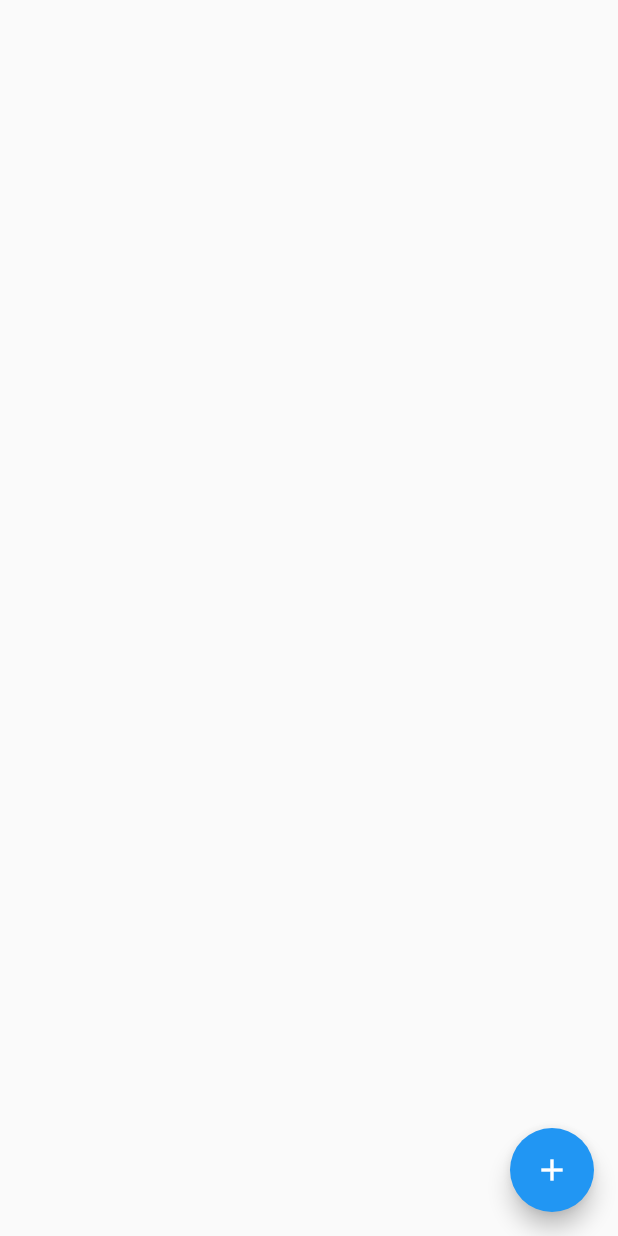
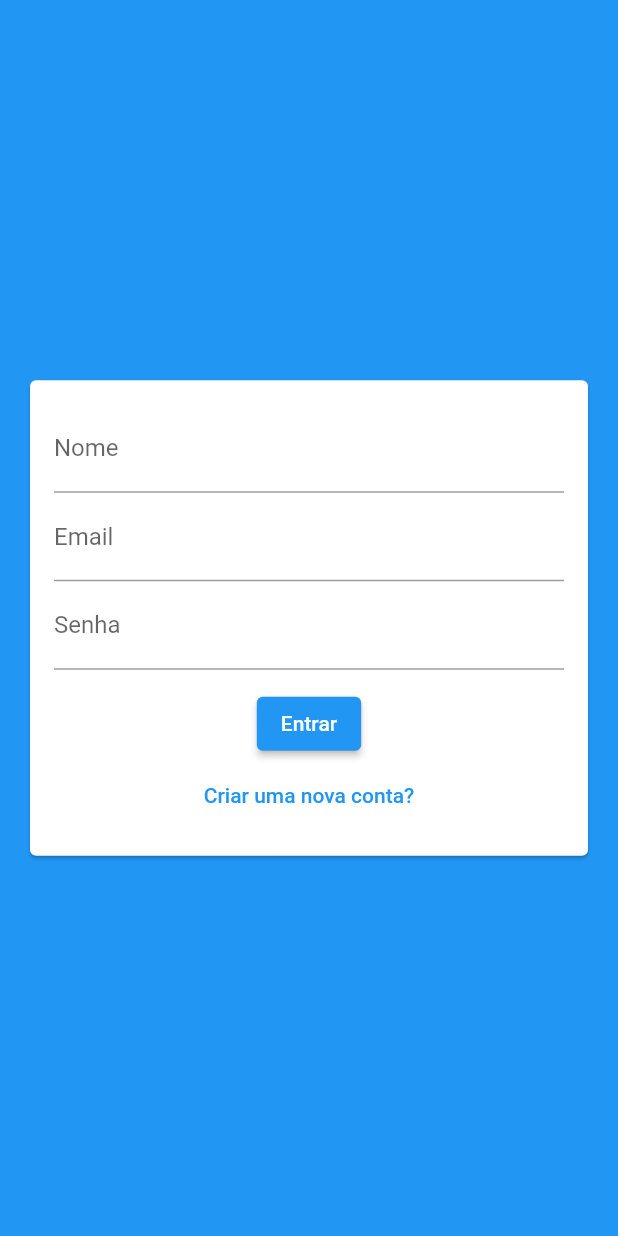
Before and after one commit to vcolofati/chat, a Flutter app: the screen it shows after launch, on a phone screen of 412 x 824 dp. Run offline on Flutter 3.47's test engine with Material 2 defaults, Android fonts, the phone set to English and light mode, and no system bars; our stand-ins replace cloud_firestore, firebase_core; accounts and stored records are empty.

Commit message:
Auth Screen

```diff
--- a/lib/main.dart
+++ b/lib/main.dart
@@ -1,3 +1,4 @@
+import 'package:chat/screens/auth_screen.dart';
 import 'package:chat/screens/chat_screen.dart';
 import 'package:firebase_core/firebase_core.dart';
 import 'package:flutter/material.dart';
@@ -17,6 +18,6 @@ class MyApp extends StatelessWidget {
         theme: ThemeData(
           primarySwatch: Colors.blue,
         ),
-        home: ChatScreen());
+        home: AuthScreen());
   }
 }
--- /dev/null
+++ b/lib/screens/auth_screen.dart
@@ -0,0 +1,17 @@
+import 'package:chat/widgets/auth_form.dart';
+import 'package:flutter/material.dart';
+
+class AuthScreen extends StatefulWidget {
+  @override
+  _AuthScreenState createState() => _AuthScreenState();
+}
+
+class _AuthScreenState extends State<AuthScreen> {
+  @override
+  Widget build(BuildContext context) {
+    return Scaffold(
+      backgroundColor: Theme.of(context).primaryColor,
+      body: AuthForm(),
+    );
+  }
+}
--- /dev/null
+++ b/lib/widgets/auth_form.dart
@@ -0,0 +1,53 @@
+import 'package:flutter/material.dart';
+
+class AuthForm extends StatefulWidget {
+  @override
+  _AuthFormState createState() => _AuthFormState();
+}
+
+class _AuthFormState extends State<AuthForm> {
+  @override
+  Widget build(BuildContext context) {
+    return Center(
+      child: Card(
+        margin: const EdgeInsets.all(20),
+        child: SingleChildScrollView(
+          child: Padding(
+            padding: const EdgeInsets.all(16),
+            child: Form(
+              child: Column(
+                children: [
+                  TextFormField(
+                    decoration: InputDecoration(
+                      labelText: 'Nome',
+                    ),
+                  ),
+                  TextFormField(
+                    decoration: InputDecoration(
+                      labelText: 'Email',
+                    ),
+                  ),
+                  TextFormField(
+                    obscureText: true,
+                    decoration: InputDecoration(
+                      labelText: 'Senha',
+                    ),
+                  ),
+                  const SizedBox(height: 12),
+                  ElevatedButton(
+                    child: Text('Entrar'),
+                    onPressed: () {},
+                  ),
+                  TextButton(
+                    child: Text('Criar uma nova conta?'),
+                    onPressed: () {},
+                  ),
+                ],
+              ),
+            ),
+          ),
+        ),
+      ),
+    );
+  }
+}
```
